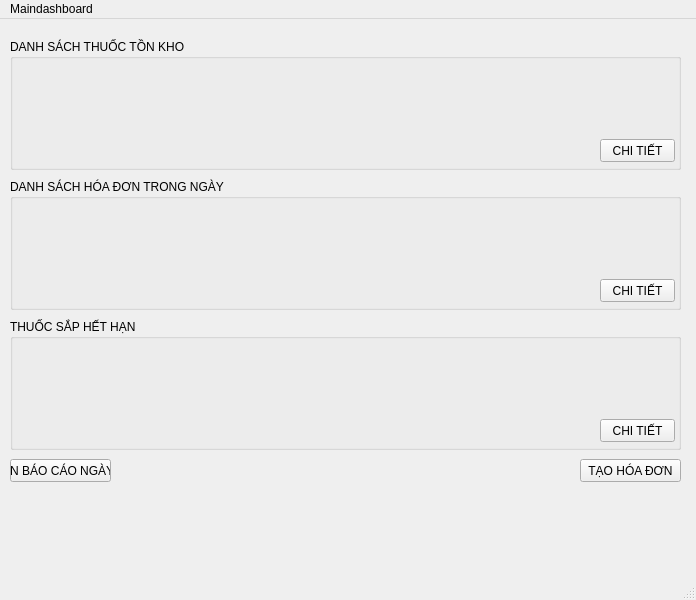
Old version of the form ui/main.ui in the repository thanhtranarch/HUST_PROJECT-I.
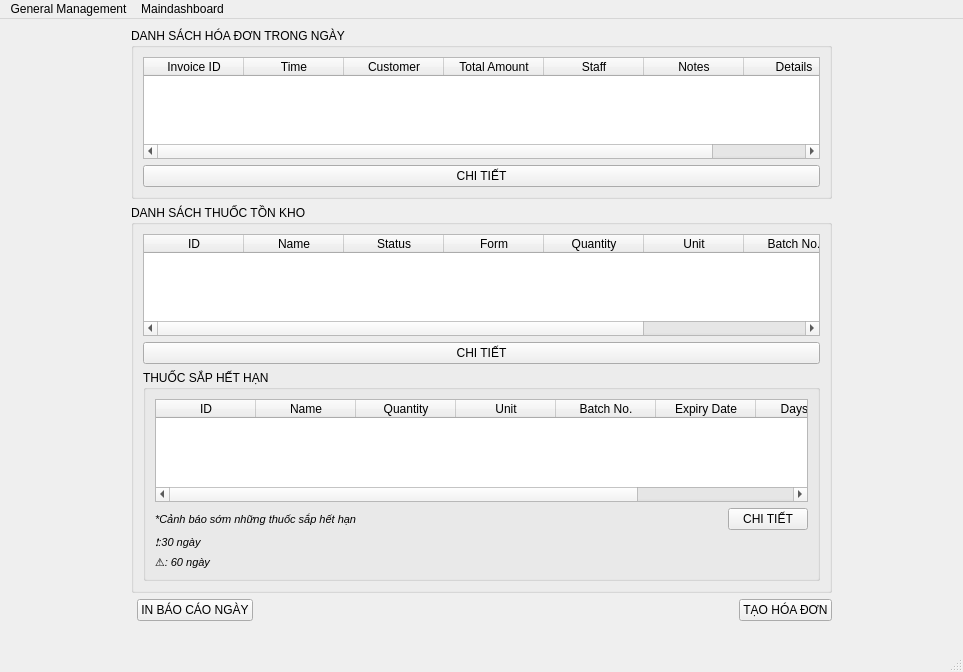
New version of the form.

The edit to the form file:
```diff
--- a/ui/main.ui
+++ b/ui/main.ui
@@ -6,125 +6,338 @@
    <rect>
     <x>0</x>
     <y>0</y>
-    <width>696</width>
-    <height>600</height>
+    <width>963</width>
+    <height>672</height>
    </rect>
   </property>
   <property name="windowTitle">
    <string>MainWindow</string>
   </property>
   <widget class="QWidget" name="centralwidget">
-   <widget class="QGroupBox" name="stock_list">
-    <property name="geometry">
-     <rect>
-      <x>10</x>
-      <y>20</y>
-      <width>671</width>
-      <height>131</height>
-     </rect>
-    </property>
-    <property name="title">
-     <string>DANH SÁCH THUỐC TỒN KHO</string>
-    </property>
-    <widget class="QPushButton" name="stock_detail">
-     <property name="geometry">
-      <rect>
-       <x>590</x>
-       <y>100</y>
-       <width>75</width>
-       <height>23</height>
-      </rect>
-     </property>
-     <property name="text">
-      <string>CHI TIẾT</string>
-     </property>
-    </widget>
-   </widget>
-   <widget class="QGroupBox" name="invoice_daily">
-    <property name="geometry">
-     <rect>
-      <x>10</x>
-      <y>160</y>
-      <width>671</width>
-      <height>131</height>
-     </rect>
-    </property>
-    <property name="title">
-     <string>DANH SÁCH HÓA ĐƠN TRONG NGÀY</string>
-    </property>
-    <widget class="QPushButton" name="invoice_detail">
-     <property name="geometry">
-      <rect>
-       <x>590</x>
-       <y>100</y>
-       <width>75</width>
-       <height>23</height>
-      </rect>
-     </property>
-     <property name="text">
-      <string>CHI TIẾT</string>
-     </property>
-    </widget>
-   </widget>
-   <widget class="QGroupBox" name="list_outdate">
-    <property name="geometry">
-     <rect>
-      <x>10</x>
-      <y>300</y>
-      <width>671</width>
-      <height>131</height>
-     </rect>
-    </property>
-    <property name="title">
-     <string>THUỐC SẮP HẾT HẠN</string>
-    </property>
-    <widget class="QPushButton" name="warning_detail">
-     <property name="geometry">
-      <rect>
-       <x>590</x>
-       <y>100</y>
-       <width>75</width>
-       <height>23</height>
-      </rect>
-     </property>
-     <property name="text">
-      <string>CHI TIẾT</string>
-     </property>
-    </widget>
-   </widget>
-   <widget class="QPushButton" name="invoice_create">
-    <property name="geometry">
-     <rect>
-      <x>580</x>
-      <y>440</y>
-      <width>101</width>
-      <height>23</height>
-     </rect>
-    </property>
-    <property name="text">
-     <string>TẠO HÓA ĐƠN</string>
-    </property>
-   </widget>
-   <widget class="QPushButton" name="export_report">
-    <property name="geometry">
-     <rect>
-      <x>10</x>
-      <y>440</y>
-      <width>101</width>
-      <height>23</height>
-     </rect>
-    </property>
-    <property name="text">
-     <string>IN BÁO CÁO NGÀY</string>
-    </property>
-   </widget>
+   <property name="layoutDirection">
+    <enum>Qt::LeftToRight</enum>
+   </property>
+   <layout class="QGridLayout" name="gridLayout_3">
+    <item row="0" column="1" colspan="4">
+     <widget class="QGroupBox" name="invoice_daily">
+      <property name="title">
+       <string>DANH SÁCH HÓA ĐƠN TRONG NGÀY</string>
+      </property>
+      <layout class="QGridLayout" name="gridLayout_2">
+       <item row="1" column="0">
+        <widget class="QPushButton" name="invoice_detail">
+         <property name="text">
+          <string>CHI TIẾT</string>
+         </property>
+        </widget>
+       </item>
+       <item row="0" column="0">
+        <widget class="QTableWidget" name="tableWidget">
+         <property name="rowCount">
+          <number>0</number>
+         </property>
+         <column>
+          <property name="text">
+           <string>Invoice ID</string>
+          </property>
+         </column>
+         <column>
+          <property name="text">
+           <string>Time</string>
+          </property>
+         </column>
+         <column>
+          <property name="text">
+           <string>Customer</string>
+          </property>
+         </column>
+         <column>
+          <property name="text">
+           <string>Total Amount</string>
+          </property>
+         </column>
+         <column>
+          <property name="text">
+           <string>Staff</string>
+          </property>
+         </column>
+         <column>
+          <property name="text">
+           <string>Notes</string>
+          </property>
+         </column>
+         <column>
+          <property name="text">
+           <string>Details</string>
+          </property>
+         </column>
+        </widget>
+       </item>
+      </layout>
+     </widget>
+    </item>
+    <item row="1" column="0">
+     <spacer name="horizontalSpacer_7">
+      <property name="orientation">
+       <enum>Qt::Horizontal</enum>
+      </property>
+      <property name="sizeHint" stdset="0">
+       <size>
+        <width>124</width>
+        <height>20</height>
+       </size>
+      </property>
+     </spacer>
+    </item>
+    <item row="1" column="1" rowspan="2" colspan="4">
+     <widget class="QGroupBox" name="groupBox">
+      <property name="enabled">
+       <bool>true</bool>
+      </property>
+      <property name="title">
+       <string>DANH SÁCH THUỐC TỒN KHO</string>
+      </property>
+      <layout class="QGridLayout" name="gridLayout_4">
+       <item row="2" column="0">
+        <widget class="QGroupBox" name="list_outdate">
+         <property name="title">
+          <string>THUỐC SẮP HẾT HẠN</string>
+         </property>
+         <layout class="QGridLayout" name="gridLayout">
+          <item row="1" column="3" rowspan="2">
+           <widget class="QPushButton" name="warning_detail">
+            <property name="text">
+             <string>CHI TIẾT</string>
+            </property>
+           </widget>
+          </item>
+          <item row="1" column="0" rowspan="2" colspan="2">
+           <widget class="QLabel" name="label">
+            <property name="font">
+             <font>
+              <pointsize>8</pointsize>
+              <italic>true</italic>
+             </font>
+            </property>
+            <property name="text">
+             <string>*Cảnh báo sớm những thuốc sắp hết hạn</string>
+            </property>
+           </widget>
+          </item>
+          <item row="0" column="0" colspan="4">
+           <widget class="QTableWidget" name="outdate_medicine">
+            <column>
+             <property name="text">
+              <string>ID</string>
+             </property>
+            </column>
+            <column>
+             <property name="text">
+              <string>Name</string>
+             </property>
+            </column>
+            <column>
+             <property name="text">
+              <string>Quantity</string>
+             </property>
+            </column>
+            <column>
+             <property name="text">
+              <string>Unit</string>
+             </property>
+            </column>
+            <column>
+             <property name="text">
+              <string>Batch No.</string>
+             </property>
+            </column>
+            <column>
+             <property name="text">
+              <string>Expiry Date</string>
+             </property>
+            </column>
+            <column>
+             <property name="text">
+              <string>Days Left</string>
+             </property>
+            </column>
+            <column>
+             <property name="text">
+              <string>Status</string>
+             </property>
+            </column>
+           </widget>
+          </item>
+          <item row="1" column="2" rowspan="2">
+           <spacer name="horizontalSpacer_2">
+            <property name="orientation">
+             <enum>Qt::Horizontal</enum>
+            </property>
+            <property name="sizeHint" stdset="0">
+             <size>
+              <width>40</width>
+              <height>20</height>
+             </size>
+            </property>
+           </spacer>
+          </item>
+          <item row="6" column="0">
+           <widget class="QLabel" name="label_2">
+            <property name="font">
+             <font>
+              <pointsize>8</pointsize>
+              <italic>true</italic>
+             </font>
+            </property>
+            <property name="text">
+             <string>⚠️: 60 ngày </string>
+            </property>
+           </widget>
+          </item>
+          <item row="5" column="0">
+           <widget class="QLabel" name="label_3">
+            <property name="font">
+             <font>
+              <pointsize>8</pointsize>
+              <italic>true</italic>
+             </font>
+            </property>
+            <property name="text">
+             <string>❗:30 ngày </string>
+            </property>
+           </widget>
+          </item>
+         </layout>
+        </widget>
+       </item>
+       <item row="0" column="0">
+        <widget class="QTableWidget" name="stock_medicine">
+         <property name="columnCount">
+          <number>8</number>
+         </property>
+         <column>
+          <property name="text">
+           <string>ID</string>
+          </property>
+         </column>
+         <column>
+          <property name="text">
+           <string>Name</string>
+          </property>
+         </column>
+         <column>
+          <property name="text">
+           <string>Status</string>
+          </property>
+         </column>
+         <column>
+          <property name="text">
+           <string>Form</string>
+          </property>
+         </column>
+         <column>
+          <property name="text">
+           <string>Quantity</string>
+          </property>
+         </column>
+         <column>
+          <property name="text">
+           <string>Unit</string>
+          </property>
+         </column>
+         <column>
+          <property name="text">
+           <string>Batch No.</string>
+          </property>
+         </column>
+         <column>
+          <property name="text">
+           <string>Price</string>
+          </property>
+         </column>
+        </widget>
+       </item>
+       <item row="1" column="0">
+        <widget class="QPushButton" name="stock_detail">
+         <property name="text">
+          <string>CHI TIẾT</string>
+         </property>
+        </widget>
+       </item>
+      </layout>
+     </widget>
+    </item>
+    <item row="2" column="5">
+     <spacer name="horizontalSpacer_6">
+      <property name="orientation">
+       <enum>Qt::Horizontal</enum>
+      </property>
+      <property name="sizeHint" stdset="0">
+       <size>
+        <width>124</width>
+        <height>20</height>
+       </size>
+      </property>
+     </spacer>
+    </item>
+    <item row="3" column="2">
+     <widget class="QPushButton" name="export_report">
+      <property name="text">
+       <string>IN BÁO CÁO NGÀY</string>
+      </property>
+     </widget>
+    </item>
+    <item row="3" column="3">
+     <spacer name="horizontalSpacer">
+      <property name="orientation">
+       <enum>Qt::Horizontal</enum>
+      </property>
+      <property name="sizeHint" stdset="0">
+       <size>
+        <width>477</width>
+        <height>20</height>
+       </size>
+      </property>
+     </spacer>
+    </item>
+    <item row="3" column="4">
+     <widget class="QPushButton" name="invoice_create">
+      <property name="enabled">
+       <bool>true</bool>
+      </property>
+      <property name="mouseTracking">
+       <bool>true</bool>
+      </property>
+      <property name="layoutDirection">
+       <enum>Qt::LeftToRight</enum>
+      </property>
+      <property name="text">
+       <string>TẠO HÓA ĐƠN</string>
+      </property>
+     </widget>
+    </item>
+    <item row="4" column="1" colspan="4">
+     <spacer name="horizontalSpacer_3">
+      <property name="orientation">
+       <enum>Qt::Horizontal</enum>
+      </property>
+      <property name="sizeHint" stdset="0">
+       <size>
+        <width>679</width>
+        <height>20</height>
+       </size>
+      </property>
+     </spacer>
+    </item>
+   </layout>
   </widget>
+  <widget class="QStatusBar" name="statusbar"/>
   <widget class="QMenuBar" name="menubar">
    <property name="geometry">
     <rect>
      <x>0</x>
      <y>0</y>
-     <width>696</width>
+     <width>963</width>
      <height>22</height>
     </rect>
    </property>
@@ -133,9 +346,51 @@
      <string>Maindashboard</string>
     </property>
    </widget>
+   <widget class="QMenu" name="menuGeneral_Management">
+    <property name="title">
+     <string>General Management</string>
+    </property>
+    <addaction name="separator"/>
+    <addaction name="actionCustomer"/>
+    <addaction name="actionMadicine"/>
+    <addaction name="actionInvoice"/>
+    <addaction name="actionStaff"/>
+    <addaction name="actionIntraction"/>
+    <addaction name="actionSupplier"/>
+   </widget>
+   <addaction name="menuGeneral_Management"/>
    <addaction name="menuMaindashboard"/>
   </widget>
-  <widget class="QStatusBar" name="statusbar"/>
+  <action name="actionCustomer">
+   <property name="text">
+    <string>Customer</string>
+   </property>
+  </action>
+  <action name="actionStaff">
+   <property name="text">
+    <string>Staff</string>
+   </property>
+  </action>
+  <action name="actionMadicine">
+   <property name="text">
+    <string>Madicine</string>
+   </property>
+  </action>
+  <action name="actionInvoice">
+   <property name="text">
+    <string>Invoice</string>
+   </property>
+  </action>
+  <action name="actionSupplier">
+   <property name="text">
+    <string>Supplier</string>
+   </property>
+  </action>
+  <action name="actionIntraction">
+   <property name="text">
+    <string>Stock</string>
+   </property>
+  </action>
  </widget>
  <tabstops>
   <tabstop>stock_detail</tabstop>
```
Left out of the diff: 6 changed lines with no effect on the pictures.
